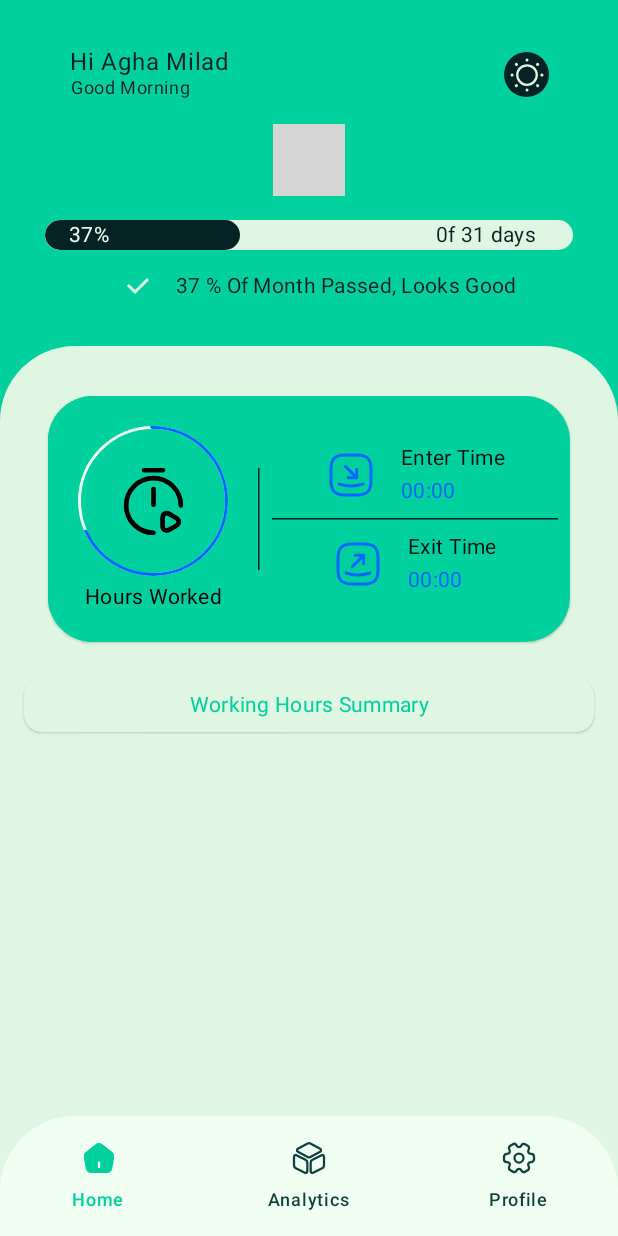
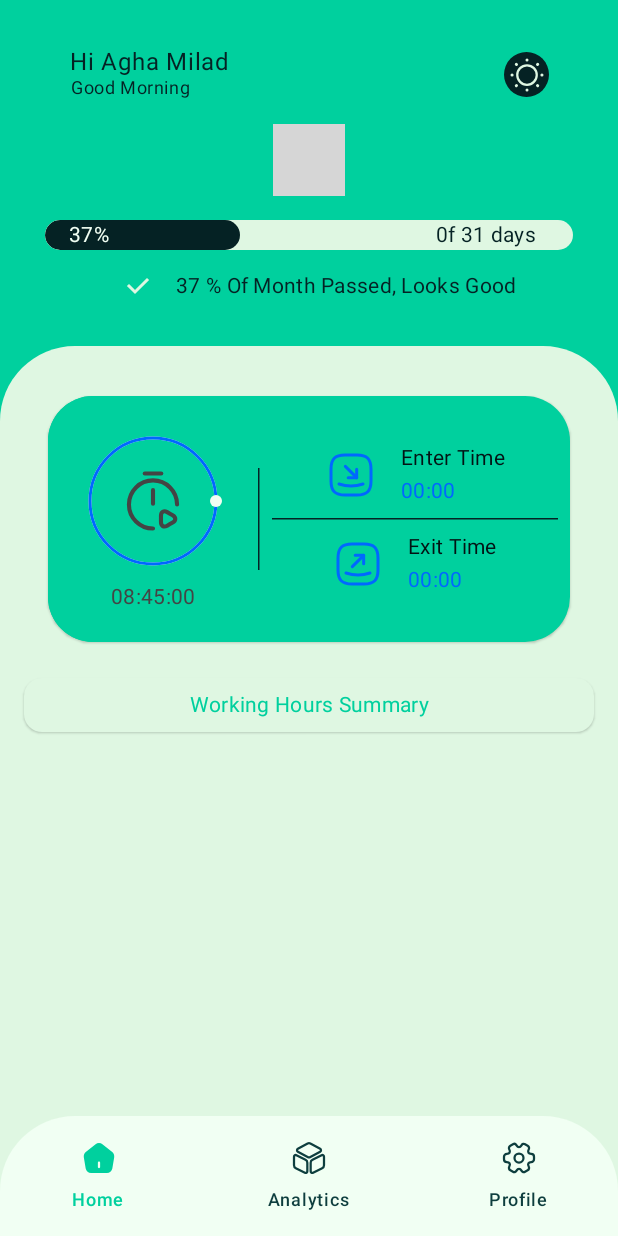
Before and after one commit to MiladFaridnia/KhoroojYar, an Android app built with Jetpack Compose: the screen it shows after launch (MainActivity), on a phone screen of 412 x 824 dp. Run offline under Robolectric (Android 15) with nearby library versions, the phone set to English and light mode, and no system bars; libraries missing offline, so code that uses them is left out: com.razaghimahdi.compose_persian_date; 3 statements that could not run were skipped; grey boxes are pictures that could not be loaded.

Commit message:
Feat: V-1.17.0 Add new compose timer

```diff
--- /dev/null
+++ b/app/src/main/java/com/faridnia/khoroojyar/presentation/component/Timer.kt
@@ -0,0 +1,166 @@
+package com.faridnia.khoroojyar.presentation.component
+
+import androidx.compose.foundation.Canvas
+import androidx.compose.foundation.background
+import androidx.compose.foundation.clickable
+import androidx.compose.foundation.layout.Box
+import androidx.compose.foundation.layout.Column
+import androidx.compose.foundation.layout.Spacer
+import androidx.compose.foundation.layout.height
+import androidx.compose.foundation.layout.padding
+import androidx.compose.foundation.layout.size
+import androidx.compose.foundation.layout.wrapContentSize
+import androidx.compose.foundation.shape.RoundedCornerShape
+import androidx.compose.material3.Icon
+import androidx.compose.material3.MaterialTheme
+import androidx.compose.runtime.Composable
+import androidx.compose.runtime.LaunchedEffect
+import androidx.compose.runtime.getValue
+import androidx.compose.runtime.mutableFloatStateOf
+import androidx.compose.runtime.mutableLongStateOf
+import androidx.compose.runtime.mutableStateOf
+import androidx.compose.runtime.remember
+import androidx.compose.runtime.setValue
+import androidx.compose.ui.Alignment
+import androidx.compose.ui.Modifier
+import androidx.compose.ui.draw.clip
+import androidx.compose.ui.geometry.Offset
+import androidx.compose.ui.geometry.Size
+import androidx.compose.ui.graphics.Color
+import androidx.compose.ui.graphics.PointMode
+import androidx.compose.ui.graphics.StrokeCap
+import androidx.compose.ui.graphics.drawscope.Stroke
+import androidx.compose.ui.layout.onSizeChanged
+import androidx.compose.ui.res.painterResource
+import androidx.compose.ui.text.style.TextAlign
+import androidx.compose.ui.unit.Dp
+import androidx.compose.ui.unit.IntSize
+import androidx.compose.ui.unit.dp
+import com.faridnia.khoroojyar.R
+import com.faridnia.khoroojyar.presentation.theme.Honeydew
+import com.faridnia.khoroojyar.presentation.theme.KhoroojYarTheme
+import com.faridnia.khoroojyar.presentation.theme.Ocean_Blue
+import com.faridnia.khoroojyar.util.DateHelper
+import kotlinx.coroutines.delay
+import kotlin.math.PI
+import kotlin.math.cos
+import kotlin.math.sin
+
+@Composable
+fun Timer(
+    totalTime: Long = (8 * 60 + 45) * 60 * 1000L, // 8 hours 45 minutes in milliseconds
+    modifier: Modifier = Modifier,
+    initialValue: Float = 1f,
+    strokeWidth: Dp = 2.dp
+) {
+    var size by remember {
+        mutableStateOf(IntSize.Zero)
+    }
+    var value by remember {
+        mutableFloatStateOf(initialValue)
+    }
+    var currentTime by remember {
+        mutableLongStateOf(totalTime)
+    }
+    var isTimerRunning by remember {
+        mutableStateOf(false)
+    }
+
+    LaunchedEffect(key1 = currentTime, key2 = isTimerRunning) {
+        if (currentTime > 0 && isTimerRunning) {
+            delay(1000L) // Update every second
+            currentTime -= 1000L
+            value = currentTime / totalTime.toFloat()
+        }
+    }
+
+    Column(
+        modifier = Modifier
+            .wrapContentSize()
+            .background(MaterialTheme.colorScheme.primary)
+            .padding(20.dp),
+        horizontalAlignment = Alignment.CenterHorizontally
+    ) {
+
+        Box(
+            contentAlignment = Alignment.Center,
+            modifier = modifier
+                .padding(8.dp)
+                .onSizeChanged {
+                    size = it
+                }
+        ) {
+            Canvas(modifier = modifier) {
+                drawArc(
+                    color = Honeydew,
+                    startAngle = -275f,
+                    sweepAngle = 360f,
+                    useCenter = false,
+                    size = Size(size.width.toFloat(), size.height.toFloat()),
+                    style = Stroke(strokeWidth.toPx(), cap = StrokeCap.Round)
+                )
+                drawArc(
+                    color = Ocean_Blue,
+                    startAngle = 0f,
+                    sweepAngle = 360f * value,
+                    useCenter = false,
+                    size = Size(size.width.toFloat(), size.height.toFloat()),
+                    style = Stroke(strokeWidth.toPx(), cap = StrokeCap.Round)
+                )
+                val center = Offset(size.width / 2f, size.height / 2f)
+                val beta = (360f * value + 0f) * (PI / 180f).toFloat()
+                val r = size.width / 2f
+                val a = cos(beta) * r
+                val b = sin(beta) * r
+                drawPoints(
+                    listOf(Offset(center.x + a, center.y + b)),
+                    pointMode = PointMode.Points,
+                    color = Honeydew,
+                    strokeWidth = (strokeWidth * 4f).toPx(),
+                    cap = StrokeCap.Round
+                )
+            }
+
+            Icon(
+                painter = painterResource(id = R.drawable.ic_timer_start),
+                contentDescription = "Start/Stop Timer",
+                tint = getActiveColor(isTimerRunning),
+                modifier = modifier
+                    .padding(20.dp)
+                    .clip(RoundedCornerShape(20.dp))
+                    .clickable {
+                        if (currentTime <= 0L) {
+                            currentTime = totalTime
+                            isTimerRunning = true
+                        } else {
+                            isTimerRunning = !isTimerRunning
+                        }
+                    }
+            )
+        }
+
+        Spacer(modifier = Modifier.height(4.dp))
+
+        CustomText(
+            text = DateHelper().formatTime(currentTime), // Display countdown time in HH:MM:SS
+            color = getActiveColor(isTimerRunning),
+            textAlign = TextAlign.Center,
+            style = MaterialTheme.typography.bodyMedium,
+            maxLines = 1
+        )
+    }
+}
+
+@Composable
+private fun getActiveColor(isTimerRunning: Boolean) =
+    if (isTimerRunning) Ocean_Blue else Color.DarkGray
+
+@LightAndDarkPreview
+@Composable
+fun PreviewTimer(modifier: Modifier = Modifier) {
+    KhoroojYarTheme {
+        Timer(
+            modifier = Modifier.size(300.dp)
+        )
+    }
+}
--- a/app/src/main/java/com/faridnia/khoroojyar/presentation/component/employee_commute/EmployeeCommute.kt
+++ b/app/src/main/java/com/faridnia/khoroojyar/presentation/component/employee_commute/EmployeeCommute.kt
@@ -5,6 +5,7 @@ import androidx.compose.foundation.layout.Column
 import androidx.compose.foundation.layout.Row
 import androidx.compose.foundation.layout.heightIn
 import androidx.compose.foundation.layout.padding
+import androidx.compose.foundation.layout.size
 import androidx.compose.foundation.layout.wrapContentSize
 import androidx.compose.foundation.shape.RoundedCornerShape
 import androidx.compose.material3.CardDefaults
@@ -18,6 +19,7 @@ import androidx.compose.ui.Modifier
 import androidx.compose.ui.unit.dp
 import com.faridnia.khoroojyar.R
 import com.faridnia.khoroojyar.presentation.component.LightAndDarkPreview
+import com.faridnia.khoroojyar.presentation.component.Timer
 import com.faridnia.khoroojyar.presentation.theme.KhoroojYarTheme
 
 @Composable
@@ -42,11 +44,13 @@ fun EmployeeCommute(
             horizontalArrangement = Arrangement.Center,
             verticalAlignment = Alignment.CenterVertically
         ) {
-            CustomCircularProgressBar(
+          /*  CustomCircularProgressBar(
                 title = "Hours Worked",
                 progress = 68f,
                 size = 100.dp
-            )
+            )*/
+
+            Timer(modifier = Modifier.size(100.dp))
 
             VerticalDivider(
                 modifier = Modifier
--- a/app/src/main/java/com/faridnia/khoroojyar/util/DateHelper.kt
+++ b/app/src/main/java/com/faridnia/khoroojyar/util/DateHelper.kt
@@ -23,4 +23,15 @@ class DateHelper {
         val sdf = SimpleDateFormat("EEEE", Locale.US)
         return sdf.format(currentDate) // Outputs: Monday, Tuesday, etc.
     }
+
+    /**
+     * Formats the given time in milliseconds to HH:MM:SS format.
+     */
+    fun formatTime(timeMillis: Long): String {
+        val totalSeconds = timeMillis / 1000
+        val hours = totalSeconds / 3600
+        val minutes = (totalSeconds % 3600) / 60
+        val seconds = totalSeconds % 60
+        return String.format("%02d:%02d:%02d", hours, minutes, seconds)
+    }
 }
```
